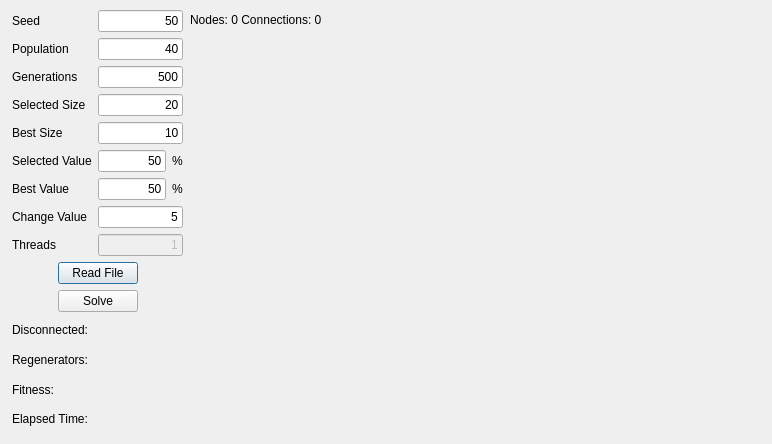
xQsme/RLP_Qt, file beecolonydialog.ui: the form before one commit.
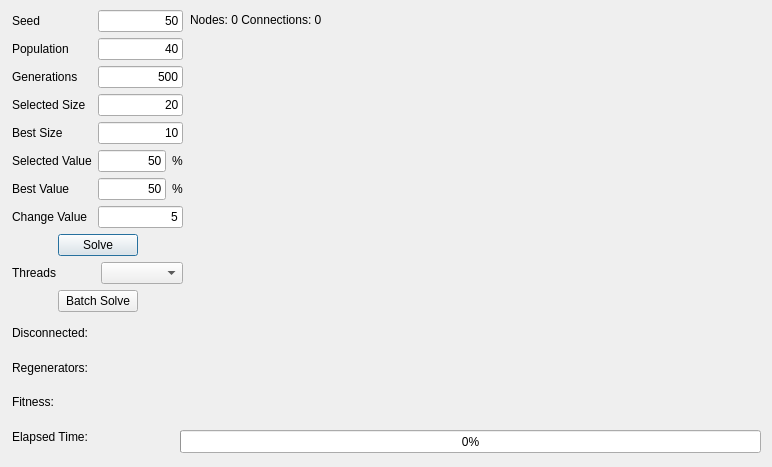
The form after the commit.

```diff
--- a/beecolonydialog.ui
+++ b/beecolonydialog.ui
@@ -7,7 +7,7 @@
     <x>0</x>
     <y>0</y>
     <width>772</width>
-    <height>444</height>
+    <height>467</height>
    </rect>
   </property>
   <property name="windowTitle">
@@ -41,13 +41,13 @@
     </property>
    </layout>
   </widget>
-  <widget class="QWidget" name="">
+  <widget class="QWidget" name="layoutWidget">
    <property name="geometry">
     <rect>
      <x>12</x>
      <y>10</y>
      <width>171</width>
-     <height>421</height>
+     <height>441</height>
     </rect>
    </property>
    <layout class="QVBoxLayout" name="verticalLayout_4">
@@ -135,16 +135,6 @@
           </property>
          </widget>
         </item>
-        <item>
-         <widget class="QLabel" name="label_6">
-          <property name="text">
-           <string>Threads</string>
-          </property>
-          <property name="buddy">
-           <cstring>lineEditThreads</cstring>
-          </property>
-         </widget>
-        </item>
        </layout>
       </item>
       <item>
@@ -254,22 +244,6 @@
           </property>
          </widget>
         </item>
-        <item>
-         <widget class="QLineEdit" name="lineEditThreads">
-          <property name="enabled">
-           <bool>false</bool>
-          </property>
-          <property name="text">
-           <string>1</string>
-          </property>
-          <property name="alignment">
-           <set>Qt::AlignRight|Qt::AlignTrailing|Qt::AlignVCenter</set>
-          </property>
-          <property name="readOnly">
-           <bool>false</bool>
-          </property>
-         </widget>
-        </item>
        </layout>
       </item>
      </layout>
@@ -292,7 +266,7 @@
       <item>
        <widget class="QPushButton" name="pushButtonRead">
         <property name="text">
-         <string>Read File</string>
+         <string>Solve</string>
         </property>
        </widget>
       </item>
@@ -311,6 +285,27 @@
       </item>
      </layout>
     </item>
+    <item>
+     <layout class="QHBoxLayout" name="horizontalLayout_6">
+      <item>
+       <widget class="QLabel" name="label_12">
+        <property name="text">
+         <string>Threads</string>
+        </property>
+       </widget>
+      </item>
+      <item>
+       <widget class="QComboBox" name="comboBoxThreads">
+        <property name="currentText">
+         <string/>
+        </property>
+        <property name="maxVisibleItems">
+         <number>2</number>
+        </property>
+       </widget>
+      </item>
+     </layout>
+    </item>
     <item>
      <layout class="QHBoxLayout" name="horizontalLayout_2">
       <item>
@@ -329,7 +324,7 @@
       <item>
        <widget class="QPushButton" name="pushButtonSolve">
         <property name="text">
-         <string>Solve</string>
+         <string>Batch Solve</string>
         </property>
        </widget>
       </item>
@@ -382,6 +377,19 @@
     </item>
    </layout>
   </widget>
+  <widget class="QProgressBar" name="progressBar">
+   <property name="geometry">
+    <rect>
+     <x>180</x>
+     <y>430</y>
+     <width>581</width>
+     <height>23</height>
+    </rect>
+   </property>
+   <property name="value">
+    <number>0</number>
+   </property>
+  </widget>
  </widget>
  <resources/>
  <connections/>
```
